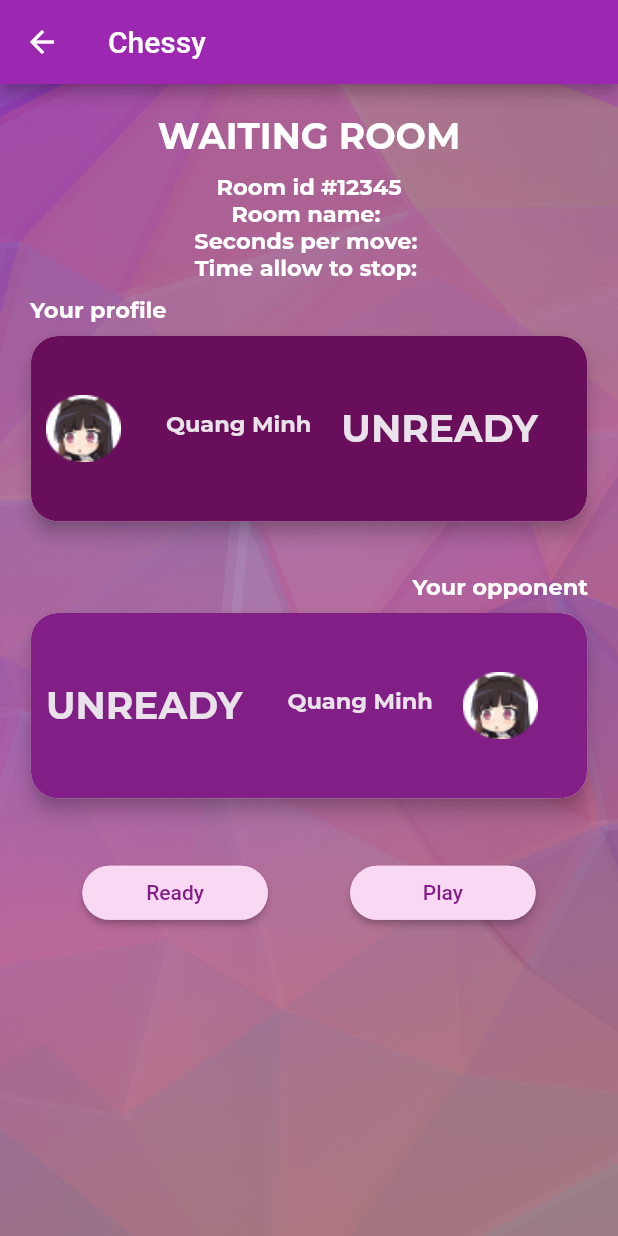
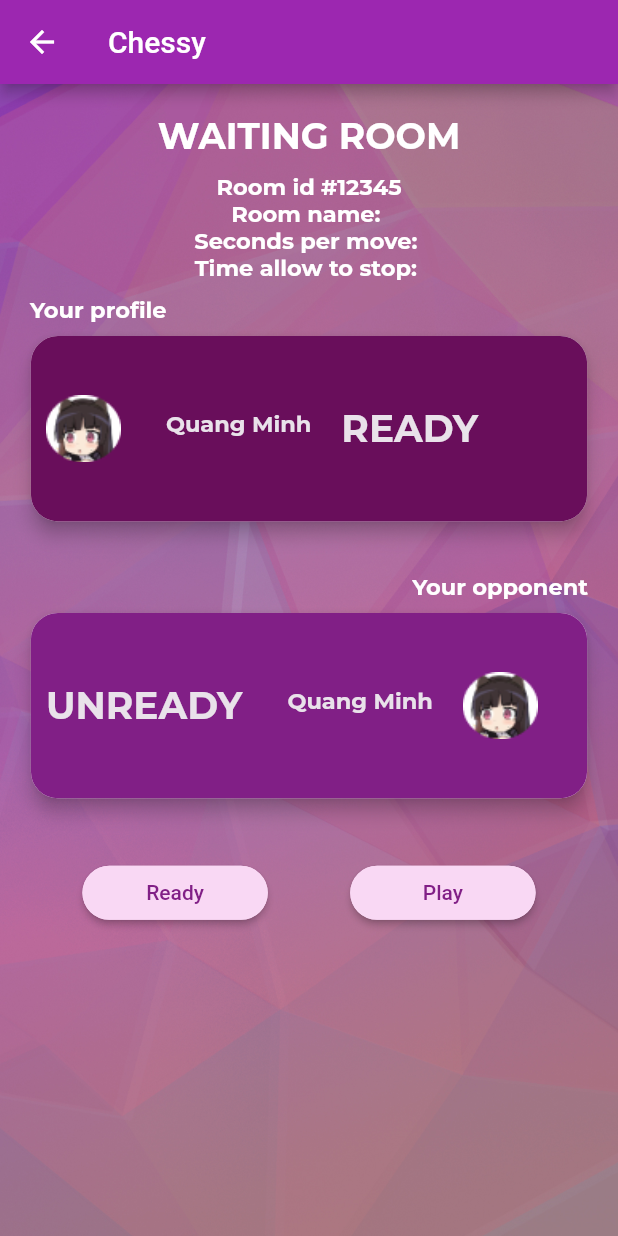
Before and after one commit to ChauKiet0311/Chessy_MobileApp, a Flutter app: the WaitingScreen screen opened directly with empty values, after a tap on "Ready", on a phone screen of 412 x 824 dp. Run offline on Flutter 3.47's test engine with Material 2 defaults, Android fonts, the phone set to English and light mode, and no system bars; our stand-ins replace animated_splash_screen, google_nav_bar, page_transition, quickalert; missing offline and left inert: flutter_chess_board, material_dialogs, neplox_linkpreviewer, stack, webfeed.

Commit message:
commit current work to merge Setting

```diff
--- a/lib/components/waiting_player_item.dart
+++ b/lib/components/waiting_player_item.dart
@@ -1,8 +1,10 @@
 import 'package:flutter/material.dart';
 
 class WaitingPlayerCard extends StatefulWidget {
-  const WaitingPlayerCard({super.key, required this.profile});
+  const WaitingPlayerCard(
+      {super.key, required this.profile, required this.status});
 
+  final String status;
   final String profile;
   @override
   State<StatefulWidget> createState() {
@@ -13,7 +15,6 @@ class WaitingPlayerCard extends StatefulWidget {
 class _WaitingPlayerCard extends State<WaitingPlayerCard> {
   _WaitingPlayerCard(this.profile);
   String profile;
-  String status = "UNREADY";
 
   Text customText(String name) {
     return Text(
@@ -26,6 +27,8 @@ class _WaitingPlayerCard extends State<WaitingPlayerCard> {
       maxLines: 1,
     );
   }
+
+  void changeStatus() {}
 
   @override
   Widget build(BuildContext context) {
@@ -72,7 +75,7 @@ class _WaitingPlayerCard extends State<WaitingPlayerCard> {
               FittedBox(
                 fit: BoxFit.scaleDown,
                 child: Text(
-                  status,
+                  widget.status,
                   style: const TextStyle(
                       fontFamily: 'Montserrat',
                       fontWeight: FontWeight.w700,
@@ -102,7 +105,7 @@ class _WaitingPlayerCard extends State<WaitingPlayerCard> {
               FittedBox(
                 fit: BoxFit.scaleDown,
                 child: Text(
-                  status,
+                  widget.status,
                   style: const TextStyle(
                       fontFamily: 'Montserrat',
                       fontWeight: FontWeight.w700,
--- a/lib/models/puzzleInfo.dart
+++ b/lib/models/puzzleInfo.dart
@@ -1,3 +1,5 @@
+// ignore_for_file: non_constant_identifier_names
+
 class PuzzleInfo {
   String id;
   String FEN;
--- a/lib/screen/match_sub_screen/create_room_sub_screen/waiting_room.dart
+++ b/lib/screen/match_sub_screen/create_room_sub_screen/waiting_room.dart
@@ -24,6 +24,9 @@ class _WaitingScreen extends State<WaitingScreen> {
   String roomname;
   String secondsPerMove;
   String timeStop;
+  String yourStatus = "UNREADY";
+  String OpponentStatus = "UNREADY";
+
   Text customText(String name) {
     return Text(
       name,
@@ -33,6 +36,26 @@ class _WaitingScreen extends State<WaitingScreen> {
           fontSize: 15,
           color: Colors.white),
     );
+  }
+
+  void setYouStatus() {
+    setState(() {
+      if (yourStatus == "UNREADY") {
+        yourStatus = "READY";
+      } else {
+        yourStatus = "UNREADY";
+      }
+    });
+  }
+
+  void setOppStatus() {
+    setState(() {
+      if (OpponentStatus == "UNREADY") {
+        OpponentStatus = "READY";
+      } else {
+        OpponentStatus = "UNREADY";
+      }
+    });
   }
 
   @override
@@ -68,7 +91,7 @@ class _WaitingScreen extends State<WaitingScreen> {
                 padding: const EdgeInsets.fromLTRB(20, 0, 0, 5),
                 child: Align(
                   alignment: Alignment.centerLeft,
-                  child: Text(
+                  child: const Text(
                     "Your profile",
                     textAlign: TextAlign.left,
                     style: TextStyle(
@@ -81,6 +104,7 @@ class _WaitingScreen extends State<WaitingScreen> {
               ),
               WaitingPlayerCard(
                 profile: "YourProfile",
+                status: yourStatus,
               ),
               const SizedBox(
                 height: 30,
@@ -100,14 +124,19 @@ class _WaitingScreen extends State<WaitingScreen> {
                   ),
                 ),
               ),
-              WaitingPlayerCard(profile: "OpponentProfile"),
+              WaitingPlayerCard(
+                profile: "OpponentProfile",
+                status: OpponentStatus,
+              ),
               const SizedBox(
                 height: 35,
               ),
               Row(
                 mainAxisAlignment: MainAxisAlignment.spaceEvenly,
                 children: [
-                  RoundedButton("Ready", () {}),
+                  RoundedButton("Ready", () {
+                    setYouStatus();
+                  }),
                   RoundedButton("Play", () {})
                 ],
               )
```
Also changed, not shown: lib/screen/game_screen/puzzle_game_screen.dart (+2 -10 lines).
